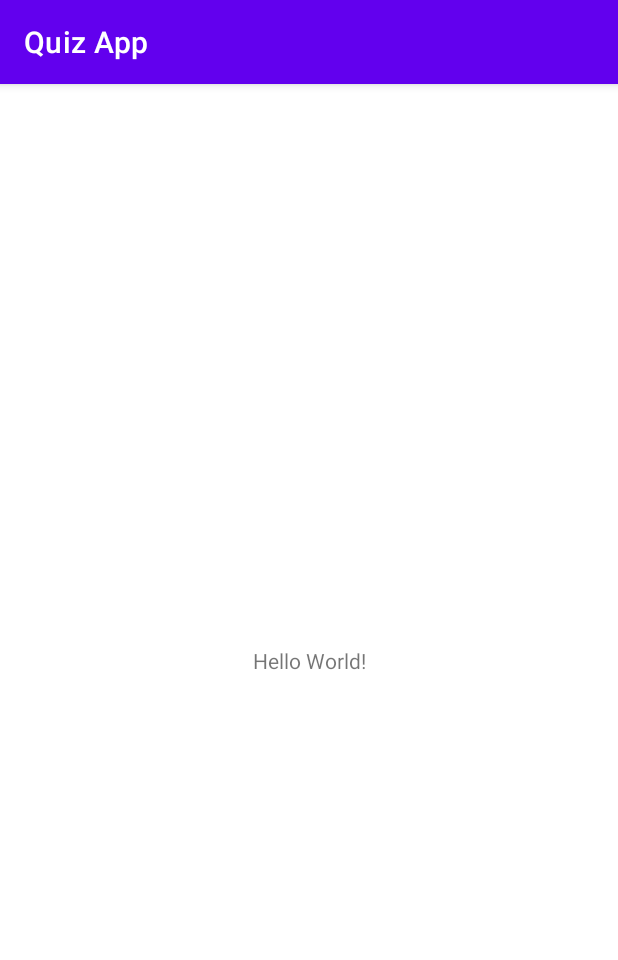
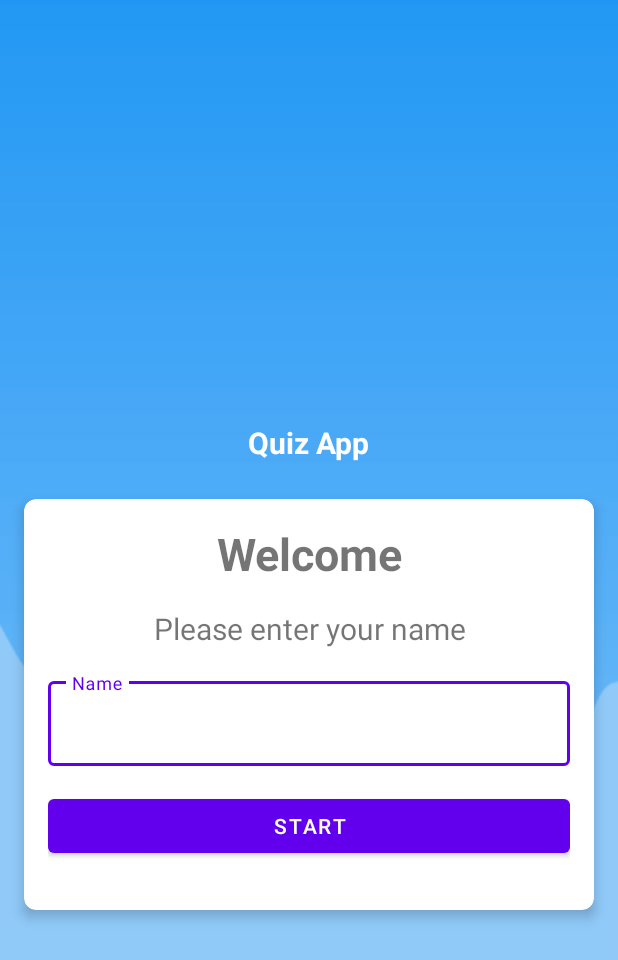
Before and after one commit to Sok4h/QuizApp, an Android app: the screen it shows after launch (MainActivity), on a phone screen of 412 x 824 dp. Shown: the top 960 px of the screen. Run offline under Robolectric (Android 15) with nearby library versions, the phone set to English and light mode, and no system bars.

Commit message:
start screen UI

```diff
--- a/app/src/main/AndroidManifest.xml
+++ b/app/src/main/AndroidManifest.xml
@@ -9,7 +9,10 @@
         android:roundIcon="@mipmap/ic_launcher_round"
         android:supportsRtl="true"
         android:theme="@style/Theme.QuizApp">
-        <activity android:name=".MainActivity">
+        <activity android:name=".MainActivity"
+            android:screenOrientation="portrait"
+            android:windowSoftInputMode="adjustResize">
+
             <intent-filter>
                 <action android:name="android.intent.action.MAIN" />
 
--- a/app/src/main/res/layout/activity_main.xml
+++ b/app/src/main/res/layout/activity_main.xml
@@ -1,18 +1,98 @@
 <?xml version="1.0" encoding="utf-8"?>
-<androidx.constraintlayout.widget.ConstraintLayout xmlns:android="http://schemas.android.com/apk/res/android"
+<LinearLayout xmlns:android="http://schemas.android.com/apk/res/android"
     xmlns:app="http://schemas.android.com/apk/res-auto"
     xmlns:tools="http://schemas.android.com/tools"
     android:layout_width="match_parent"
     android:layout_height="match_parent"
-    tools:context=".MainActivity">
+    android:background="@drawable/background"
+    android:orientation="vertical"
+    tools:context=".MainActivity"
+    android:gravity="center">
 
     <TextView
+        android:id="@+id/textView"
         android:layout_width="wrap_content"
         android:layout_height="wrap_content"
-        android:text="Hello World!"
-        app:layout_constraintBottom_toBottomOf="parent"
-        app:layout_constraintLeft_toLeftOf="parent"
-        app:layout_constraintRight_toRightOf="parent"
+        android:layout_marginTop="64dp"
+        android:text="Quiz App"
+        android:textAppearance="@style/TextAppearance.AppCompat.Medium"
+        android:textColor="#FFFFFF"
+        android:textSize="20sp"
+        android:textStyle="bold"
+        app:layout_constraintEnd_toEndOf="parent"
+        app:layout_constraintHorizontal_bias="0.498"
+        app:layout_constraintStart_toStartOf="parent"
         app:layout_constraintTop_toTopOf="parent" />
 
-</androidx.constraintlayout.widget.ConstraintLayout>
+    <androidx.cardview.widget.CardView
+        android:id="@+id/cardView"
+        android:layout_width="match_parent"
+        android:layout_height="wrap_content"
+        android:layout_marginStart="16dp"
+        android:layout_marginTop="24dp"
+        android:layout_marginEnd="16dp"
+        android:background="#FFFFFF"
+        app:cardCornerRadius="8dp"
+        app:cardElevation="5dp"
+        app:layout_constraintEnd_toEndOf="parent"
+        app:layout_constraintStart_toStartOf="parent"
+        app:layout_constraintTop_toBottomOf="@+id/textView">
+
+
+        <LinearLayout
+            android:layout_width="match_parent"
+            android:layout_height="wrap_content"
+            android:orientation="vertical"
+            android:padding="16dp">
+
+            <TextView
+                android:layout_width="match_parent"
+                android:layout_height="wrap_content"
+                android:gravity="center"
+                android:text="Welcome"
+                android:textSize="30sp"
+                android:textStyle="bold" />
+
+            <TextView
+                android:layout_width="match_parent"
+                android:layout_height="wrap_content"
+                android:layout_marginTop="16dp"
+                android:gravity="center"
+                android:text="Please enter your name"
+                android:textSize="20sp" />
+
+            <com.google.android.material.textfield.TextInputLayout
+                style="@style/Widget.MaterialComponents.TextInputLayout.OutlinedBox"
+                android:layout_width="match_parent"
+                android:layout_height="wrap_content"
+                android:layout_marginTop="16dp">
+
+                <EditText
+                    android:layout_width="match_parent"
+                    android:layout_height="wrap_content"
+                    android:hint="Name"
+                    android:inputType="text"
+                    android:textColor="#363A43"
+                    android:textColorHint="#7A8089" />
+
+            </com.google.android.material.textfield.TextInputLayout>
+
+            <Button
+                android:id="@+id/btnStart"
+                android:layout_width="match_parent"
+                android:layout_height="wrap_content"
+                android:layout_marginTop="16dp"
+                android:layout_marginBottom="16dp"
+                android:text="Start"
+
+                >
+
+
+            </Button>
+        </LinearLayout>
+
+
+    </androidx.cardview.widget.CardView>
+
+
+</LinearLayout>
--- a/app/src/main/res/values/themes.xml
+++ b/app/src/main/res/values/themes.xml
@@ -1,6 +1,6 @@
 <resources xmlns:tools="http://schemas.android.com/tools">
     <!-- Base application theme. -->
-    <style name="Theme.QuizApp" parent="Theme.MaterialComponents.DayNight.DarkActionBar">
+    <style name="Theme.QuizApp" parent="Theme.MaterialComponents.DayNight.NoActionBar">
         <!-- Primary brand color. -->
         <item name="colorPrimary">@color/purple_500</item>
         <item name="colorPrimaryVariant">@color/purple_700</item>
```
Also changed, not shown: app/src/main/res/drawable/background.png (added).
